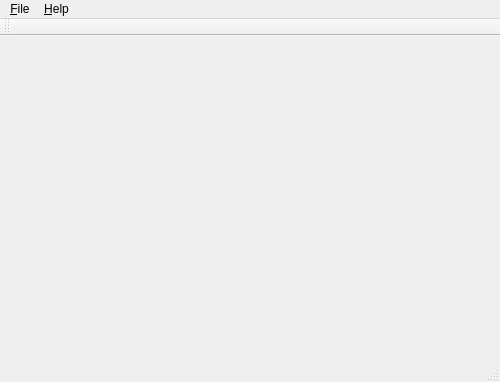
First picture: the form in src/OpenSidescan/mainwindow.ui, repository CIDCO-dev/OpenSidescan, before the edit.
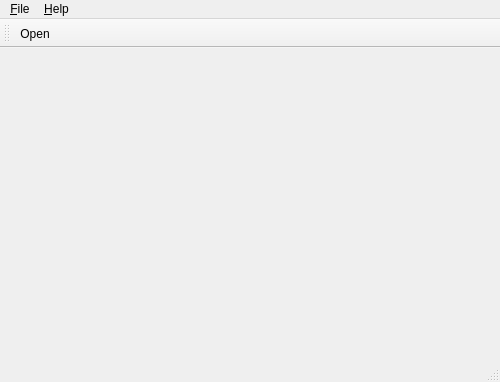
Second picture: the form after the edit. Icons and pictures are not drawn.

```diff
--- a/src/OpenSidescan/mainwindow.ui
+++ b/src/OpenSidescan/mainwindow.ui
@@ -48,6 +48,7 @@
    <attribute name="toolBarBreak">
     <bool>false</bool>
    </attribute>
+   <addaction name="actionOpen"/>
   </widget>
   <widget class="QStatusBar" name="statusBar"/>
   <action name="actionOpen">
```
Left out of the diff: 12 changed lines with no effect on the pictures.
